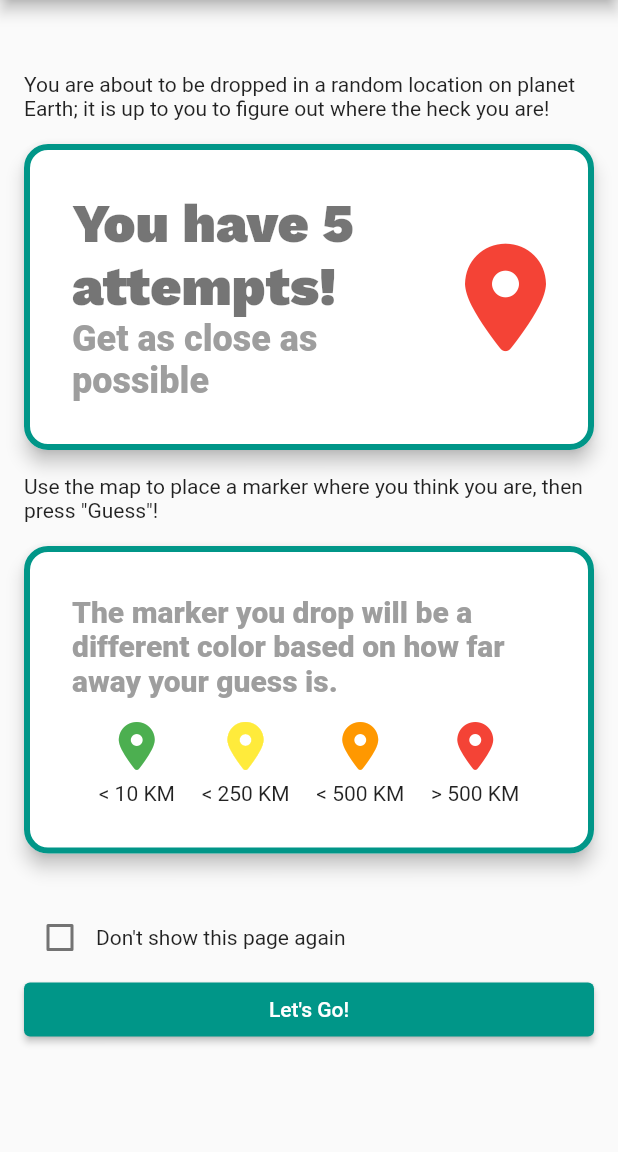
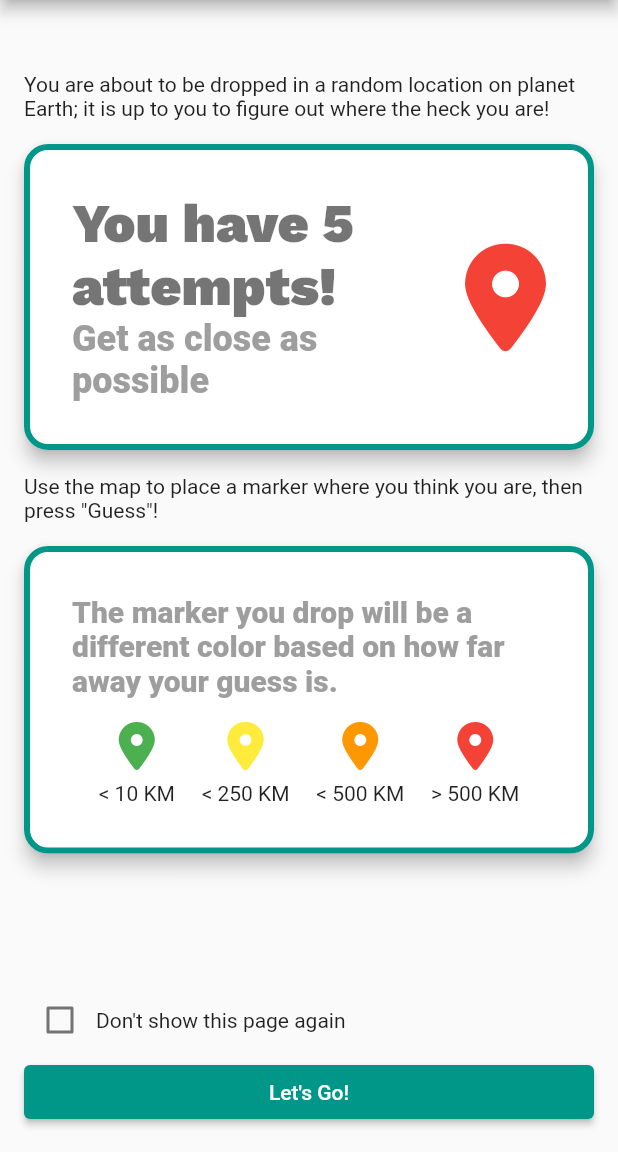
Before and after one commit to Lyubomir-Todorov/geo-golf, a Flutter app: the HowToPlay screen opened by its route, on a phone screen of 412 x 824 dp, the part 84-1236 px from its top. Run offline on Flutter 3.47's test engine with Material 2 defaults, Android fonts, the light colour scheme and no system bars; our stand-ins replace carousel_slider, cloud_firestore, confetti, firebase_auth, firebase_core, fl_chart and 9 more; missing offline and left inert: flutter_google_street_view, georange, utm; accounts and stored records are empty.

Commit message:
Keep play button at constant footer level

```diff
--- a/lib/screens/how_to_play.dart
+++ b/lib/screens/how_to_play.dart
@@ -41,6 +41,10 @@ class _HowToPlayState extends State<HowToPlay> {
       body: SafeArea(
         child: Padding(
           padding: const EdgeInsets.all(16.0),
+          child: Column(
+            crossAxisAlignment: CrossAxisAlignment.stretch,
+            children: [
+              Expanded(
                 child: ListView(
                   children: [
                     const SizedBox(height: 32),
@@ -139,6 +143,9 @@ class _HowToPlayState extends State<HowToPlay> {
                     ),
 
                     const SizedBox(height: 32),
+                  ],
+                ),
+              ),
 
               Row(
                 mainAxisAlignment: MainAxisAlignment.start,
```
Lines whose indentation alone changed are shown as unchanged.
